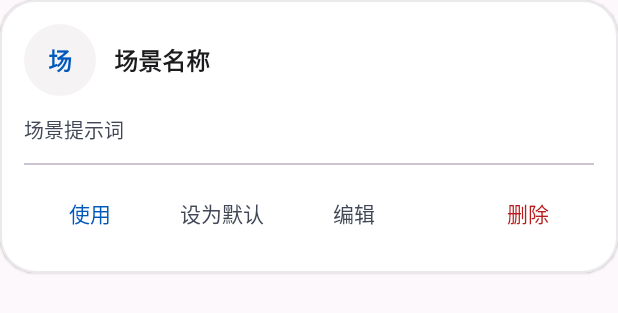
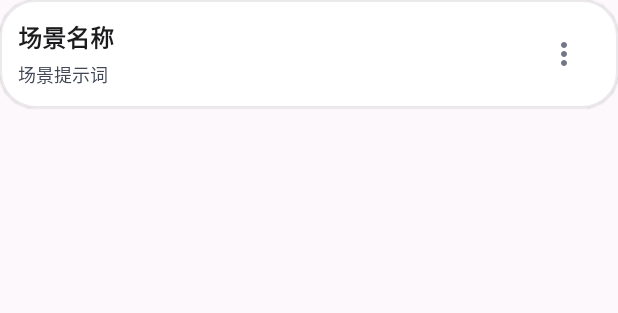
Before and after one commit to xieyuanqing/vtuber-live-translate, an Android app: the layout item_scene_preset.xml on its own in the app's theme, with its tools: preview values and no code run, on a phone screen of 412 x 824 dp. Shown: the top 313 px of the screen. Run offline under Robolectric (Android 15) with nearby library versions, the light colour scheme and no system bars.

Commit message:
style: UI 去噪阶段 B3 场景库列表选择器化
紧凑行点选使用场景，编辑/设默认/删除收进 ⋯ 菜单，
恢复默认沉到列表底部。

```diff
--- /dev/null
+++ b/android/app/src/main/res/drawable/ic_more_vert_24.xml
@@ -0,0 +1,10 @@
+<?xml version="1.0" encoding="utf-8"?>
+<vector xmlns:android="http://schemas.android.com/apk/res/android"
+    android:width="24dp"
+    android:height="24dp"
+    android:viewportWidth="24"
+    android:viewportHeight="24">
+    <path
+        android:fillColor="#FF000000"
+        android:pathData="M12,8c1.1,0 2,-0.9 2,-2s-0.9,-2 -2,-2 -2,0.9 -2,2 0.9,2 2,2zM12,10c-1.1,0 -2,0.9 -2,2s0.9,2 2,2 2,-0.9 2,-2 -0.9,-2 -2,-2zM12,16c-1.1,0 -2,0.9 -2,2s0.9,2 2,2 2,-0.9 2,-2 -0.9,-2 -2,-2z" />
+</vector>
--- a/android/app/src/main/res/layout/item_scene_preset.xml
+++ b/android/app/src/main/res/layout/item_scene_preset.xml
@@ -4,14 +4,26 @@
     style="@style/LuminousCard"
     android:layout_width="match_parent"
     android:layout_height="wrap_content"
-    android:layout_marginBottom="@dimen/space_12"
+    android:layout_marginBottom="@dimen/space_8"
+    android:clickable="true"
+    android:focusable="true"
+    android:foreground="?attr/selectableItemBackground"
     app:cardCornerRadius="@dimen/card_radius">
 
     <LinearLayout
         android:layout_width="match_parent"
         android:layout_height="wrap_content"
-        android:orientation="vertical"
-        android:padding="@dimen/space_16">
+        android:gravity="center_vertical"
+        android:minHeight="56dp"
+        android:orientation="horizontal"
+        android:paddingHorizontal="@dimen/space_12"
+        android:paddingVertical="@dimen/space_12">
+
+        <LinearLayout
+            android:layout_width="0dp"
+            android:layout_height="wrap_content"
+            android:layout_weight="1"
+            android:orientation="vertical">
 
             <LinearLayout
                 android:layout_width="match_parent"
@@ -20,131 +32,58 @@
                 android:orientation="horizontal">
 
                 <TextView
-                android:id="@+id/tvSceneIcon"
-                android:layout_width="48dp"
-                android:layout_height="48dp"
-                android:background="@drawable/bg_status_pill"
-                android:gravity="center"
-                android:text="场"
-                android:textColor="@color/brand"
-                android:textSize="16sp"
-                android:textStyle="bold" />
-
-            <LinearLayout
+                    android:id="@+id/tvSceneName"
+                    style="@style/CardTitle"
                     android:layout_width="0dp"
                     android:layout_height="wrap_content"
-                android:layout_marginStart="@dimen/space_12"
                     android:layout_weight="1"
-                android:orientation="vertical">
-
-                <TextView
-                    android:id="@+id/tvSceneName"
-                    style="@style/CardTitle"
+                    android:ellipsize="end"
+                    android:maxLines="1"
                     android:text="场景名称" />
 
-                <LinearLayout
-                    android:layout_width="wrap_content"
-                    android:layout_height="wrap_content"
-                    android:orientation="horizontal">
-
-                    <com.google.android.material.chip.Chip
+                <!-- 复用旧 chip ID，改为紧凑标记。 -->
+                <TextView
                     android:id="@+id/chipSceneInUse"
                     android:layout_width="wrap_content"
                     android:layout_height="wrap_content"
-                        android:layout_marginTop="@dimen/grid_4"
-                        android:checkable="false"
-                        android:clickable="false"
-                        android:text="使用中"
-                        android:textColor="@color/brand_on"
-                        android:visibility="gone"
-                        app:chipBackgroundColor="@color/brand"
-                        app:chipMinHeight="24dp"
-                        app:chipStrokeWidth="0dp" />
+                    android:layout_marginStart="@dimen/space_8"
+                    android:text="✓"
+                    android:textColor="@color/brand"
+                    android:textSize="16sp"
+                    android:textStyle="bold"
+                    android:visibility="gone" />
 
-                    <com.google.android.material.chip.Chip
+                <TextView
                     android:id="@+id/chipSceneDefault"
                     android:layout_width="wrap_content"
                     android:layout_height="wrap_content"
-                        android:layout_marginStart="@dimen/grid_4"
-                        android:layout_marginTop="@dimen/grid_4"
-                        android:checkable="false"
-                        android:clickable="false"
-                        android:text="默认"
-                        android:textColor="@color/brand"
-                        android:visibility="gone"
-                        app:chipBackgroundColor="@color/primary_fixed"
-                        app:chipMinHeight="24dp"
-                        app:chipStrokeWidth="0dp" />
-                </LinearLayout>
-            </LinearLayout>
+                    android:layout_marginStart="@dimen/space_4"
+                    android:text="★"
+                    android:textColor="@color/warning"
+                    android:textSize="14sp"
+                    android:visibility="gone" />
             </LinearLayout>
 
             <TextView
                 android:id="@+id/tvSceneInstruction"
                 android:layout_width="match_parent"
                 android:layout_height="wrap_content"
-            android:layout_marginTop="@dimen/space_12"
-            android:maxLines="4"
+                android:layout_marginTop="@dimen/grid_4"
+                android:ellipsize="end"
+                android:maxLines="1"
                 android:text="场景提示词"
                 android:textColor="@color/text_secondary"
-            android:textSize="13sp" />
+                android:textSize="12sp" />
+        </LinearLayout>
 
-        <com.google.android.material.divider.MaterialDivider
-            android:layout_width="match_parent"
-            android:layout_height="wrap_content"
-            android:layout_marginTop="@dimen/space_12"
-            android:layout_marginBottom="@dimen/space_8" />
-
-        <LinearLayout
-            android:layout_width="match_parent"
-            android:layout_height="wrap_content"
-            android:gravity="center_vertical"
-            android:orientation="horizontal">
-
-            <com.google.android.material.button.MaterialButton
-                android:id="@+id/btnUseScene"
-                style="@style/Widget.Material3.Button.TextButton"
-                android:layout_width="wrap_content"
-                android:layout_height="wrap_content"
-                android:minHeight="@dimen/touch_target"
-                android:text="使用"
-                android:textAllCaps="false"
-                android:textColor="@color/brand" />
-
-            <com.google.android.material.button.MaterialButton
-                android:id="@+id/btnSetDefaultScene"
-                style="@style/Widget.Material3.Button.TextButton"
-                android:layout_width="wrap_content"
-                android:layout_height="wrap_content"
-                android:minHeight="@dimen/touch_target"
-                android:text="设为默认"
-                android:textAllCaps="false"
-                android:textColor="@color/text_secondary" />
-
-            <com.google.android.material.button.MaterialButton
-                android:id="@+id/btnEditScene"
-                style="@style/Widget.Material3.Button.TextButton"
-                android:layout_width="wrap_content"
-                android:layout_height="wrap_content"
-                android:minHeight="@dimen/touch_target"
-                android:text="编辑"
-                android:textAllCaps="false"
-                android:textColor="@color/text_secondary" />
-
-            <View
-                android:layout_width="0dp"
-                android:layout_height="0dp"
-                android:layout_weight="1" />
-
-            <com.google.android.material.button.MaterialButton
-                android:id="@+id/btnDeleteScene"
-                style="@style/Widget.Material3.Button.TextButton"
-                android:layout_width="wrap_content"
-                android:layout_height="wrap_content"
-                android:minHeight="@dimen/touch_target"
-                android:text="删除"
-                android:textAllCaps="false"
-                android:textColor="@color/error" />
-        </LinearLayout>
+        <ImageButton
+            android:id="@+id/btnSceneMore"
+            android:layout_width="48dp"
+            android:layout_height="48dp"
+            android:background="?attr/selectableItemBackgroundBorderless"
+            android:contentDescription="更多操作"
+            android:padding="12dp"
+            android:src="@drawable/ic_more_vert_24"
+            app:tint="@color/text_muted" />
     </LinearLayout>
 </com.google.android.material.card.MaterialCardView>
```
Also changed, not shown: android/app/src/main/java/com/xyq/livetranslate/ui/SceneLibraryController.kt (+47 -28 lines), android/app/src/main/res/layout/page_scene_library.xml (+11 -10 lines), 3 other files. Lines whose indentation alone changed are shown as unchanged.
